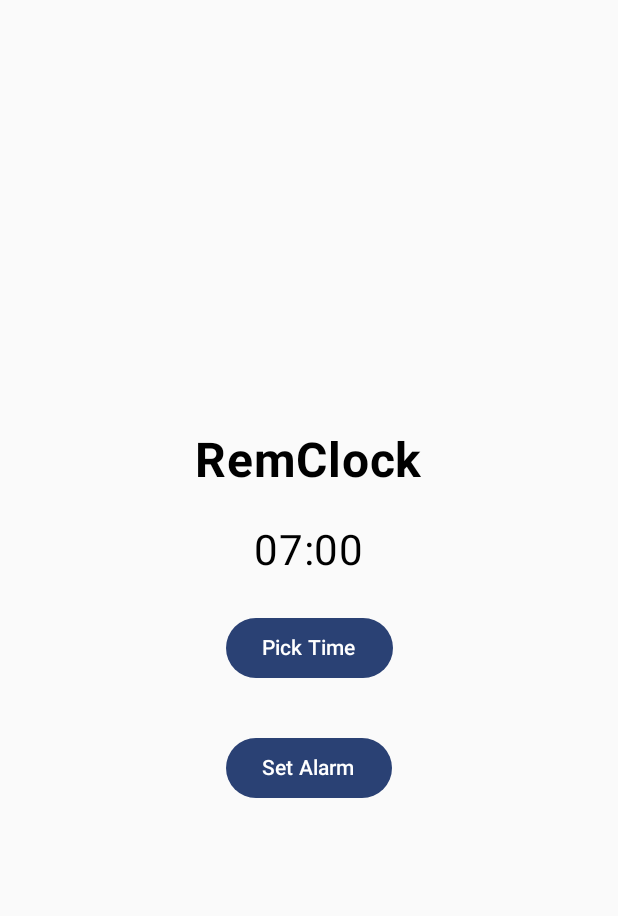
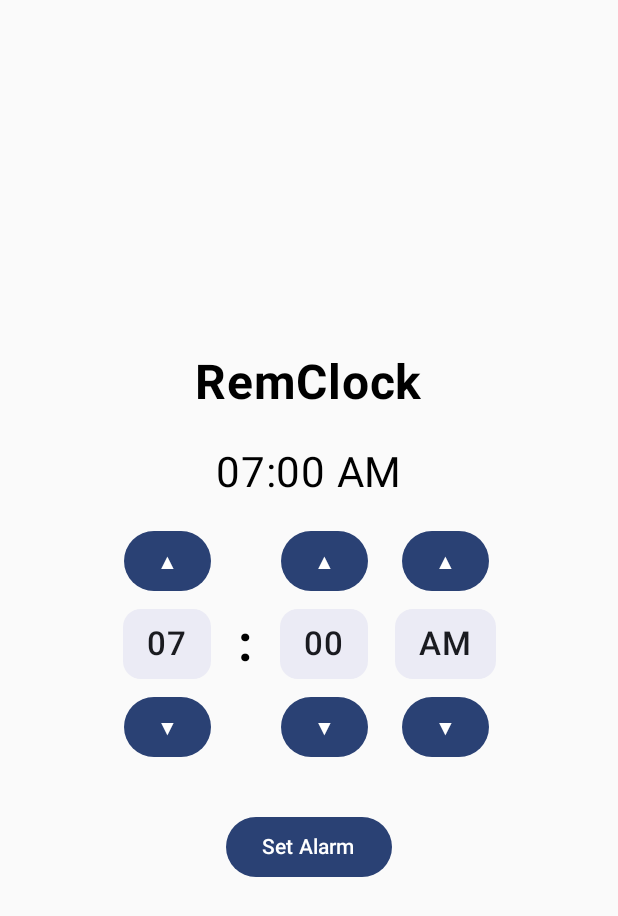
Before and after one commit to arael-anaya/RemClock, an Android app built with Jetpack Compose: the screen it shows after launch (MainActivity), after a tap on "Set Alarm", on a phone screen of 412 x 824 dp. Shown: the top 916 px of the screen. Run offline under Robolectric (Android 15) with nearby library versions, the phone set to English and light mode, and no system bars.

Commit message:
Better Time Selection Interface

```diff
--- a/app/src/main/java/com/araelAnaya/remclock/MainActivity.kt
+++ b/app/src/main/java/com/araelAnaya/remclock/MainActivity.kt
@@ -31,8 +31,13 @@ class MainActivity : ComponentActivity() {
         enableEdgeToEdge()
         setContent {
             RemClockTheme {
-                var hour by remember { mutableStateOf(7) }
-                var minute by remember { mutableStateOf(0) }
+                var time by remember { mutableStateOf(Time12(hour = 7, minute = 0, isAm = true)) }
+
+                val locale = androidx.compose.ui.platform.LocalConfiguration.current.locales[0]
+                val amPm = java.text.DateFormatSymbols(locale).amPmStrings
+                val amLabel = amPm.getOrNull(0) ?: "AM"
+                val pmLabel = amPm.getOrNull(1) ?: "PM"
+
                 Column(
                     modifier = Modifier
                         .fillMaxSize()
@@ -45,50 +50,36 @@ class MainActivity : ComponentActivity() {
                         fontSize = 32.sp,
                         fontWeight = FontWeight.Bold
                     )
+
                     Spacer(modifier = Modifier.height(24.dp))
+
                     Text(
-                        text = String.format("%02d:%02d", hour, minute),
+                        text = "${time.hour.toString().padStart(2, '0')}:${time.minute.toString().padStart(2, '0')} ${if (time.isAm) amLabel else pmLabel}",
                         fontSize = 28.sp
                     )
-                    Spacer(modifier = Modifier.height(24.dp))
-                    Button(onClick = {
-                        showTimePicker(hour, minute) { h, m ->
-                            hour = h
-                            minute = m
-                        }
-                    }) {
-                        Text("Pick Time")
-                    }
+
+                    Spacer(modifier = Modifier.height(18.dp))
+
+                    TimeInput(
+                        value = time,
+                        onChange = { time = it }
+                    )
+
                     Spacer(modifier = Modifier.height(32.dp))
+
                     Button(onClick = {
                         ensureExactAlarmPermission()
-                        scheduleAlarm(hour, minute)
+                        val (h24, m) = time.to24Hour()
+                        scheduleAlarm(h24, m)
                     }) {
                         Text("Set Alarm")
                     }
-
                 }
             }
         }
+
     }
-    private fun showTimePicker(
-        currentHour: Int,
-        currentMinute: Int,
-        onTimeSelected: (Int, Int) -> Unit
-    ) {
-        val dialog = android.app.TimePickerDialog(
-            this,
-            { _, hour, minute ->
-                onTimeSelected(hour, minute)
-            },
-            currentHour,
-            currentMinute,
-            true
-        )
-        dialog.show()
-    }
-
-    private fun scheduleAlarm(hour: Int, minute: Int) {
+     private fun scheduleAlarm(hour: Int, minute: Int) {
         val calendar = java.util.Calendar.getInstance().apply {
             set(java.util.Calendar.HOUR_OF_DAY, hour)
             set(java.util.Calendar.MINUTE, minute)
--- /dev/null
+++ b/app/src/main/java/com/araelAnaya/remclock/TimeInput.kt
@@ -0,0 +1,100 @@
+package com.araelAnaya.remclock
+
+import androidx.compose.foundation.layout.*
+import androidx.compose.material3.Button
+import androidx.compose.material3.MaterialTheme
+import androidx.compose.material3.Surface
+import androidx.compose.material3.Text
+import androidx.compose.runtime.Composable
+import androidx.compose.ui.Alignment
+import androidx.compose.ui.Modifier
+import androidx.compose.ui.platform.LocalConfiguration
+import androidx.compose.ui.text.font.FontWeight
+import androidx.compose.ui.unit.dp
+import androidx.compose.ui.unit.sp
+import java.text.DateFormatSymbols
+
+@Composable
+fun TimeInput(
+    value: Time12,
+    onChange: (Time12) -> Unit,
+    modifier: Modifier = Modifier
+) {
+    val locale = LocalConfiguration.current.locales[0]
+    val amPm = DateFormatSymbols(locale).amPmStrings
+    val amLabel = amPm.getOrNull(0) ?: "AM"
+    val pmLabel = amPm.getOrNull(1) ?: "PM"
+
+    Row(
+        modifier = modifier,
+        horizontalArrangement = Arrangement.spacedBy(18.dp),
+        verticalAlignment = Alignment.CenterVertically
+    ) {
+        TimeStepper(
+            label = "Hour",
+            display = value.hour.toString().padStart(2, '0'),
+            onUp = { onChange(value.copy(hour = clampHour12(value.hour + 1))) },
+            onDown = { onChange(value.copy(hour = clampHour12(value.hour - 1))) }
+        )
+
+        Text(
+            text = ":",
+            fontSize = 34.sp,
+            fontWeight = FontWeight.Bold
+        )
+
+        TimeStepper(
+            label = "Minute",
+            display = value.minute.toString().padStart(2, '0'),
+            onUp = { onChange(value.copy(minute = clampMinute(value.minute + 1))) },
+            onDown = { onChange(value.copy(minute = clampMinute(value.minute - 1))) }
+        )
+
+        TimeStepper(
+            label = "AM/PM",
+            display = if (value.isAm) amLabel else pmLabel,
+            onUp = { onChange(value.copy(isAm = !value.isAm)) },
+            onDown = { onChange(value.copy(isAm = !value.isAm)) }
+        )
+    }
+}
+
+@Composable
+private fun TimeStepper(
+    label: String,
+    display: String,
+    onUp: () -> Unit,
+    onDown: () -> Unit
+) {
+    Column(horizontalAlignment = Alignment.CenterHorizontally) {
+        Button(
+            onClick = onUp,
+            contentPadding = PaddingValues(horizontal = 14.dp, vertical = 8.dp)
+        ) { Text("▲") }
+
+        Spacer(Modifier.height(8.dp))
+
+        Surface(
+            tonalElevation = 2.dp,
+            shape = MaterialTheme.shapes.medium
+        ) {
+            Box(
+                modifier = Modifier.padding(horizontal = 16.dp, vertical = 10.dp),
+                contentAlignment = Alignment.Center
+            ) {
+                Text(
+                    text = display,
+                    fontSize = 22.sp,
+                    fontWeight = FontWeight.SemiBold
+                )
+            }
+        }
+
+        Spacer(Modifier.height(8.dp))
+
+        Button(
+            onClick = onDown,
+            contentPadding = PaddingValues(horizontal = 14.dp, vertical = 8.dp)
+        ) { Text("▼") }
+    }
+}
--- /dev/null
+++ b/app/src/main/java/com/araelAnaya/remclock/TimeModel.kt
@@ -0,0 +1,29 @@
+package com.araelAnaya.remclock
+
+data class Time12(
+    val hour: Int,    // 1..12
+    val minute: Int,  // 0..59
+    val isAm: Boolean
+)
+
+fun Time12.to24Hour(): Pair<Int, Int> {
+    val h24 = when {
+        isAm && hour == 12 -> 0
+        !isAm && hour == 12 -> 12
+        isAm -> hour
+        else -> hour + 12
+    }
+    return h24 to minute
+}
+
+fun clampHour12(h: Int): Int = when {
+    h < 1 -> 12
+    h > 12 -> 1
+    else -> h
+}
+
+fun clampMinute(m: Int): Int = when {
+    m < 0 -> 59
+    m > 59 -> 0
+    else -> m
+}
```
